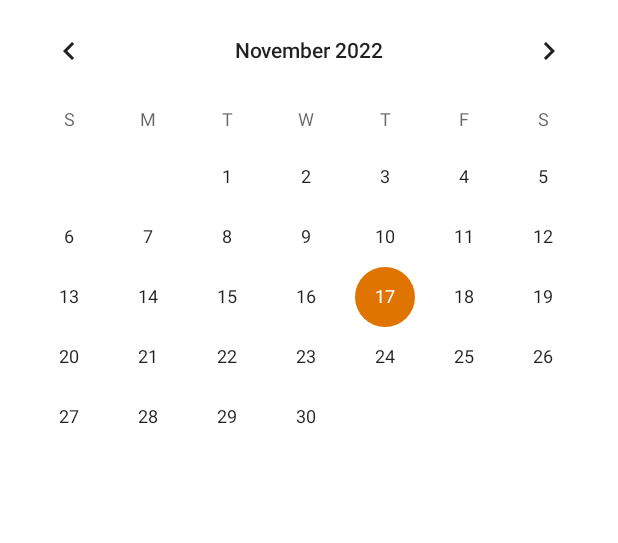
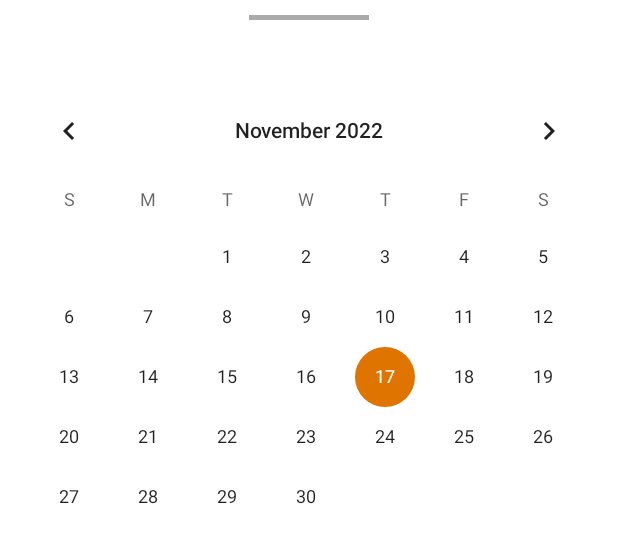
Before and after one commit to rytuks1337/RestoranasDabar, an Android app: the layout activity_menu_selector.xml on its own in the app's theme, with its tools: preview values and no code run, on a phone screen of 412 x 824 dp. Shown: the top 543 px of the screen. Run offline under Robolectric (Android 15) with nearby library versions, the phone set to English and light mode, and no system bars.

Commit message:
Siek tiek pakeitimu

```diff
--- a/app/src/main/java/com/example/restoranasdabar/Menu_restaurant.java
+++ b/app/src/main/java/com/example/restoranasdabar/Menu_restaurant.java
@@ -52,8 +52,8 @@ public class Menu_restaurant extends AppCompatActivity {
     }
 
     public void openMenuSelector(View view){
-        Intent menu_select = new Intent(this, Menu_selector.class);
-        startActivity(menu_select);
+        Menu_selector bottomSheet = new Menu_selector();
+        bottomSheet.show(getSupportFragmentManager(), "TAG");
     }
     public void onClose(View view){
         finish();
--- a/app/src/main/res/layout/activity_menu_restaurant.xml
+++ b/app/src/main/res/layout/activity_menu_restaurant.xml
@@ -135,6 +135,7 @@
                             android:layout_height="wrap_content"
                             android:layout_gravity="center"
                             android:layout_marginTop="10dp"
+                            android:isIndicator="true"
                             android:layout_marginBottom="10dp"
                             android:numStars="5"
                             />
--- a/app/src/main/res/layout/activity_menu_selector.xml
+++ b/app/src/main/res/layout/activity_menu_selector.xml
@@ -1,17 +1,22 @@
 <?xml version="1.0" encoding="utf-8"?>
-<androidx.constraintlayout.widget.ConstraintLayout xmlns:android="http://schemas.android.com/apk/res/android"
+<LinearLayout xmlns:android="http://schemas.android.com/apk/res/android"
     xmlns:tools="http://schemas.android.com/tools"
     android:layout_width="match_parent"
     android:layout_height="match_parent"
+    android:orientation="vertical"
     xmlns:app="http://schemas.android.com/apk/res-auto">
 
 
-    <CalendarView
-        android:id="@+id/calendarView1"
-        android:layout_width="match_parent"
-        android:layout_height="wrap_content"
-        app:layout_constraintEnd_toEndOf="parent"
-        app:layout_constraintStart_toStartOf="parent"
-        app:layout_constraintTop_toTopOf="parent" />
+    <View
+        android:id="@+id/view"
+        android:layout_width="80dp"
+        android:layout_height="3dp"
+        android:background="@android:color/darker_gray"
+        android:layout_marginTop="10dp"
+        android:layout_marginBottom="40dp"
+        android:layout_gravity="center_horizontal"/>
 
-</androidx.constraintlayout.widget.ConstraintLayout>
+    <include layout="@layout/activity_menu_selector_date" />
+
+
+</LinearLayout>
--- /dev/null
+++ b/app/src/main/res/layout/activity_menu_selector_date.xml
@@ -0,0 +1,15 @@
+<?xml version="1.0" encoding="utf-8"?>
+<androidx.constraintlayout.widget.ConstraintLayout xmlns:android="http://schemas.android.com/apk/res/android"
+    xmlns:app="http://schemas.android.com/apk/res-auto"
+    android:layout_width="match_parent"
+    android:layout_height="match_parent">
+
+
+    <CalendarView
+        android:id="@+id/calendarView"
+        android:layout_width="match_parent"
+        android:layout_height="wrap_content"
+        app:layout_constraintEnd_toEndOf="parent"
+        app:layout_constraintStart_toStartOf="parent"
+        app:layout_constraintTop_toTopOf="parent" />
+</androidx.constraintlayout.widget.ConstraintLayout>
--- a/app/src/main/res/layout/top_restaurants.xml
+++ b/app/src/main/res/layout/top_restaurants.xml
@@ -9,6 +9,8 @@
         android:id="@+id/top_res_info"
         android:layout_width="match_parent"
         android:layout_height="330dp"
+        android:layout_alignParentStart="true"
+        android:layout_alignParentEnd="true"
         android:layout_marginStart="50dp"
         android:layout_marginTop="16dp"
         android:layout_marginEnd="50dp"
@@ -132,6 +134,7 @@
                 style="@style/Widget.AppCompat.RatingBar.Small"
                 android:layout_width="wrap_content"
                 android:layout_height="wrap_content"
+                android:isIndicator="true"
                 android:layout_marginTop="24dp"
                 android:layout_marginEnd="8dp"
                 app:layout_constraintEnd_toEndOf="@+id/top_res_img"
```
Also changed, not shown: app/src/main/java/com/example/restoranasdabar/Menu_selector.java (+20 -16 lines).
